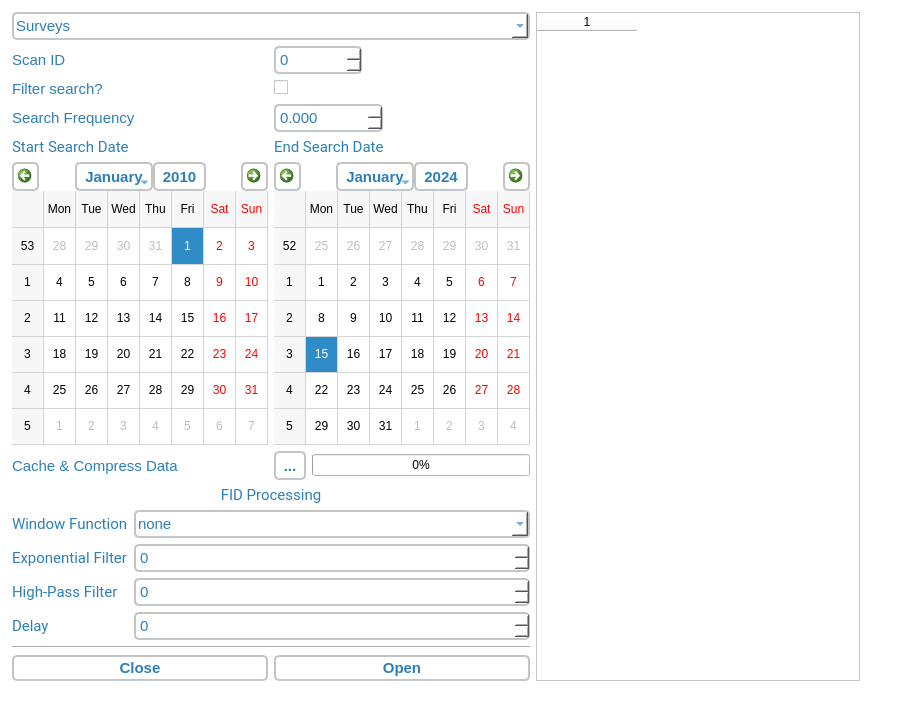
laserkelvin/FTSpecViewer, file Qt/ScanChooser.ui: the form before one commit.
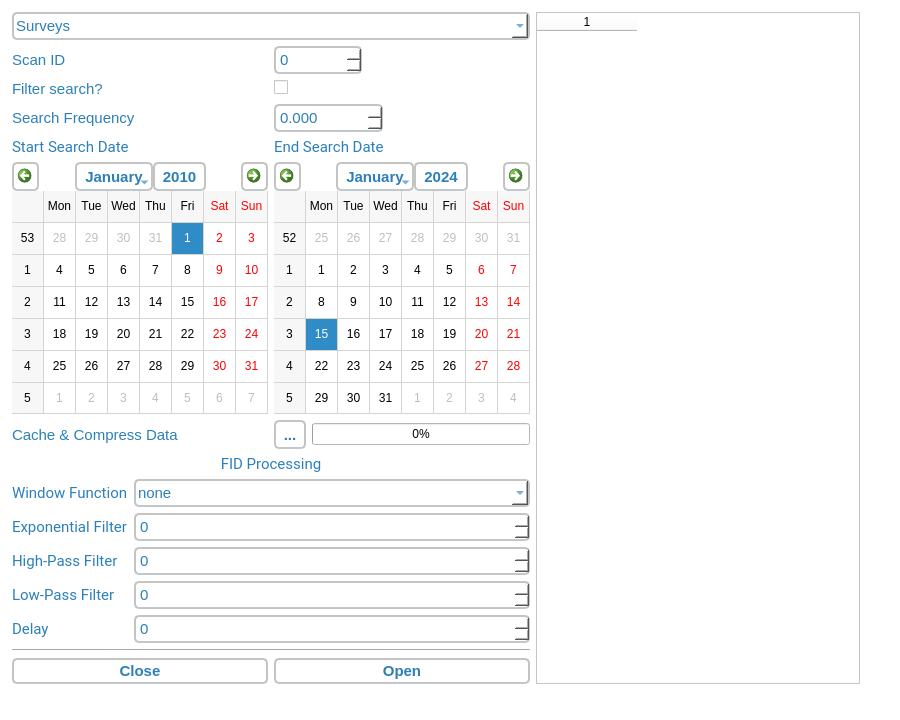
The form after the commit. Icons and pictures are not drawn.

Commit message:
Implemented the Butterworth bandpass filter
Taken from a scipy cookbook recipe, which I modified
for use with the FID.

Testing showed that the filter works pretty damn
well with getting rid of not only the DC noise, but
also imperfections throughout the FFT in general.

```diff
--- a/Qt/ScanChooser.ui
+++ b/Qt/ScanChooser.ui
@@ -198,7 +198,7 @@
      <x>12</x>
      <y>12</y>
      <width>848</width>
-     <height>669</height>
+     <height>672</height>
     </rect>
    </property>
    <layout class="QHBoxLayout" name="horizontalLayout_3">
@@ -536,7 +536,7 @@
           </property>
          </widget>
         </item>
-        <item row="3" column="0">
+        <item row="4" column="0">
          <widget class="QLabel" name="label_10">
           <property name="font">
            <font>
@@ -549,7 +549,7 @@
           </property>
          </widget>
         </item>
-        <item row="3" column="1">
+        <item row="4" column="1">
          <widget class="QSpinBox" name="spinBoxDelay">
           <property name="statusTip">
            <string>Delay the FID processing (microseconds)</string>
@@ -575,6 +575,29 @@
           </property>
          </widget>
         </item>
+        <item row="3" column="1">
+         <widget class="QSpinBox" name="spinBoxLowPass">
+          <property name="statusTip">
+           <string>Apply a high-pass filter (microseconds)</string>
+          </property>
+          <property name="maximum">
+           <number>1000</number>
+          </property>
+         </widget>
+        </item>
+        <item row="3" column="0">
+         <widget class="QLabel" name="label_12">
+          <property name="font">
+           <font>
+            <family>Roboto,sans-serif</family>
+            <pointsize>-1</pointsize>
+           </font>
+          </property>
+          <property name="text">
+           <string>Low-Pass Filter</string>
+          </property>
+         </widget>
+        </item>
        </layout>
       </item>
       <item>
```
The commit also changes 16 other files.
